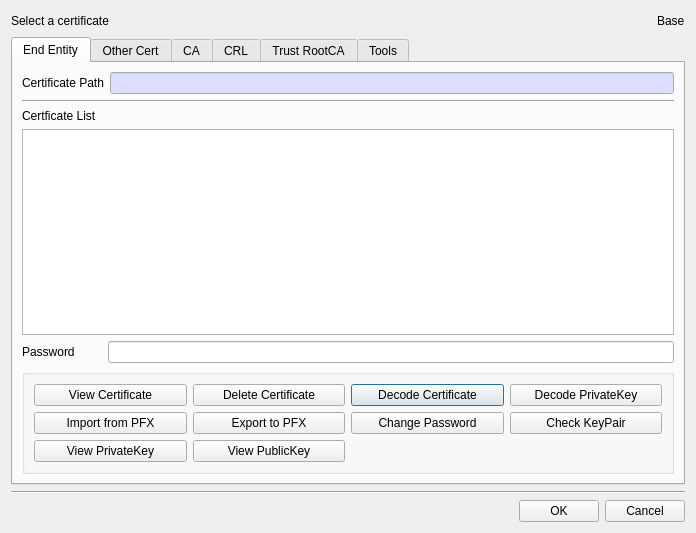
Old version of the form BerEditor/cert_man_dlg.ui in the repository jykim74/BerEditor.
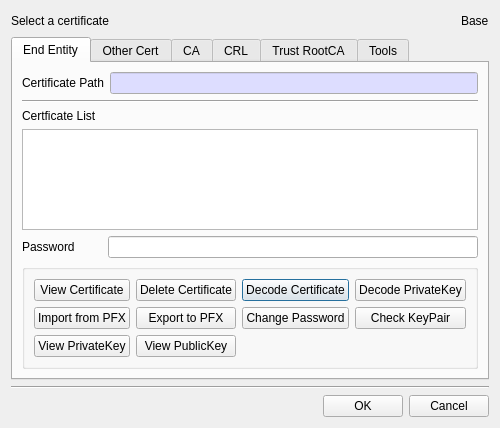
New version of the form. The open tabs and pages were chosen to show the change.

What changed in the file:
```diff
--- a/BerEditor/cert_man_dlg.ui
+++ b/BerEditor/cert_man_dlg.ui
@@ -6,8 +6,8 @@
    <rect>
     <x>0</x>
     <y>0</y>
-    <width>696</width>
-    <height>533</height>
+    <width>495</width>
+    <height>428</height>
    </rect>
   </property>
   <property name="windowTitle">
```
Left out of the diff: 2 changed lines with no effect on the pictures.
